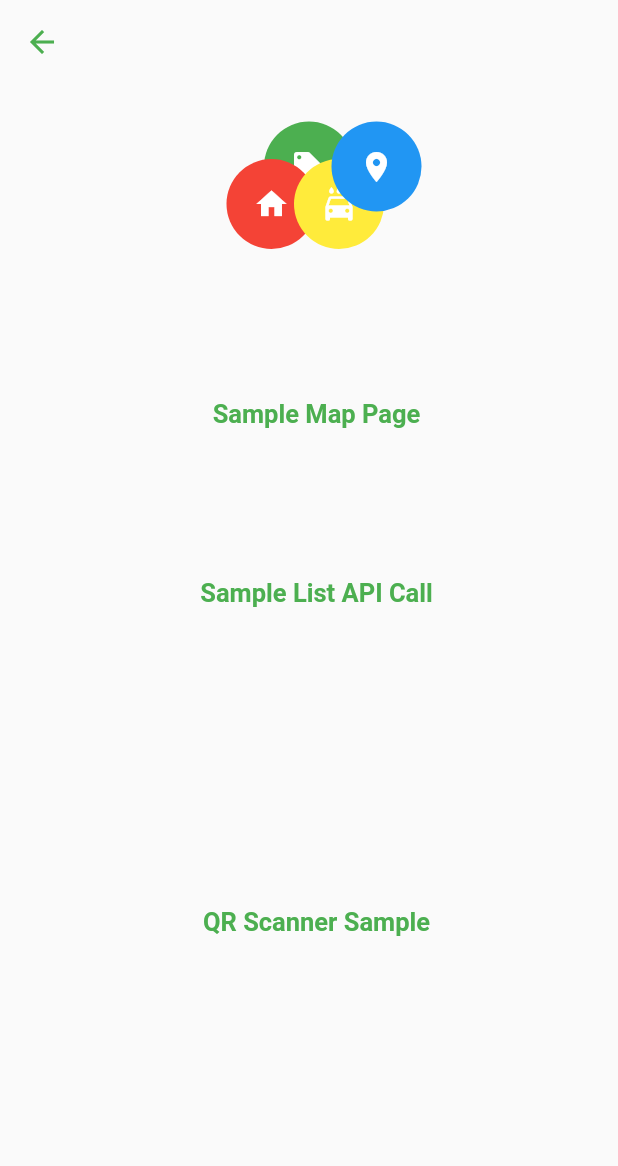
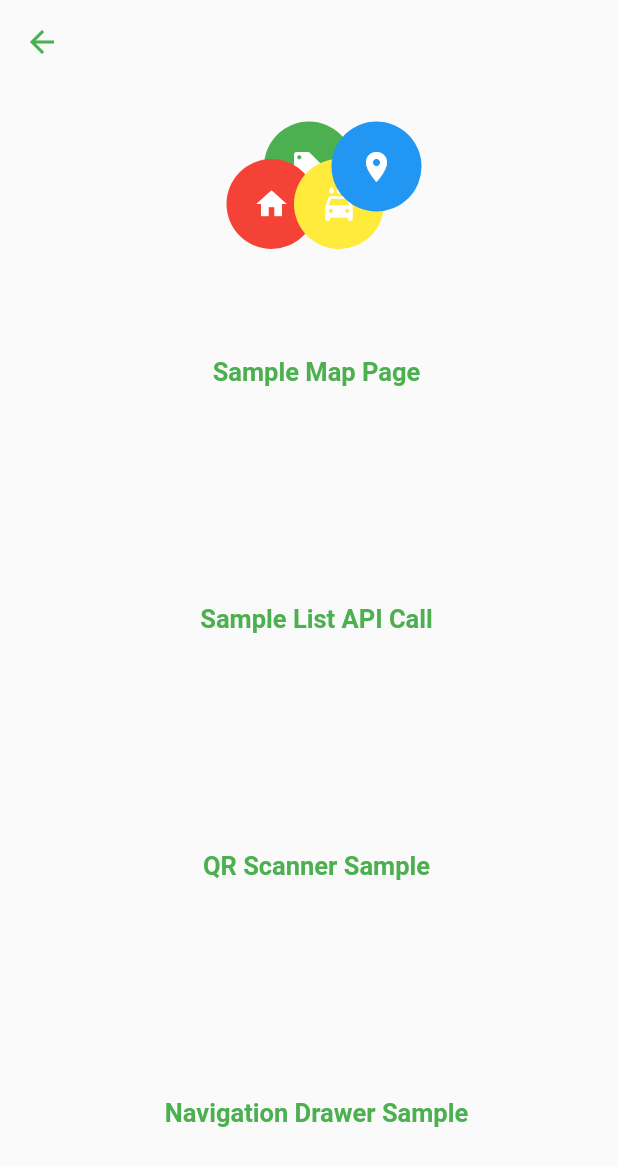
Before and after one commit to AlhaadiDev/Flutter-UI-Practice-1.0, a Flutter app: the MenuPage screen opened directly, on a phone screen of 412 x 824 dp. Shown: the top 1166 px of the screen. Run offline on Flutter 3.47's test engine with Material 2 defaults, Android fonts, the phone set to English and light mode, and no system bars; our stand-ins replace google_maps_flutter, qr_flutter; missing offline and left inert: barcode_scan.

Commit message:
add navigation drawer

```diff
--- a/lib/menu.dart
+++ b/lib/menu.dart
@@ -3,6 +3,7 @@ import 'stacked_icon.dart';
 import 'map.dart';
 import 'listApi.dart';
 import 'qrScanner.dart';
+import 'package:myapp/NavigationDrawer/navigation.dart';
 
 class MenuPage extends StatelessWidget {
   @override
@@ -51,12 +52,16 @@ class MenuPage extends StatelessWidget {
                     Navigator.push(context,
                         MaterialPageRoute(builder: (context) => ListPage()));
                   },
+                  child: new Container(
+                    height: 70.0,
+                    alignment: Alignment.center,
                     child: new Text(
                       "Sample List API Call",
                       style: new TextStyle(
                           fontSize: 17.0,
                           color: Colors.green,
                           fontWeight: FontWeight.bold),
+                    ),
                   ),
                 ),
               ),
@@ -72,12 +77,39 @@ class MenuPage extends StatelessWidget {
                         MaterialPageRoute(
                             builder: (context) => QRScannerPage()));
                   },
+                  child: new Container(
+                    height: 70.0,
+                    alignment: Alignment.center,
                     child: new Text(
                       "QR Scanner Sample",
                       style: new TextStyle(
                           fontSize: 17.0,
                           color: Colors.green,
                           fontWeight: FontWeight.bold),
+                    ),
+                  ),
+                ),
+              ),
+            ),
+            Expanded(
+              child: Padding(
+                padding:
+                    const EdgeInsets.only(left: 20.0, right: 10.0, top: 0.0),
+                child: GestureDetector(
+                  onTap: () {
+                    Navigator.push(context,
+                        MaterialPageRoute(builder: (context) => MyDrawer()));
+                  },
+                  child: new Container(
+                    height: 70.0,
+                    alignment: Alignment.center,
+                    child: new Text(
+                      "Navigation Drawer Sample",
+                      style: new TextStyle(
+                          fontSize: 17.0,
+                          color: Colors.green,
+                          fontWeight: FontWeight.bold),
+                    ),
                   ),
                 ),
               ),
--- a/lib/qrScanner.dart
+++ b/lib/qrScanner.dart
@@ -2,7 +2,6 @@ import 'package:flutter/material.dart';
 import 'package:myapp/QRScanner/QRScanner.dart';
 import 'QRScanner/generateScan.dart';
 import 'package:flutter/rendering.dart';
-
 
 class QRScannerPage extends StatelessWidget {
   @override
```
Also changed, not shown: lib/NavigationDrawer/homepage.dart (added, +76 -0 lines), lib/NavigationDrawer/navigation.dart (added, +16 -0 lines). Lines whose indentation alone changed are shown as unchanged.
